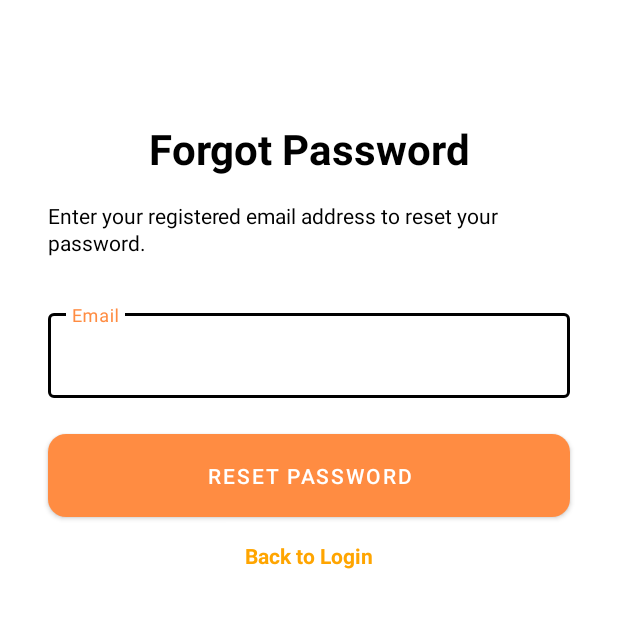
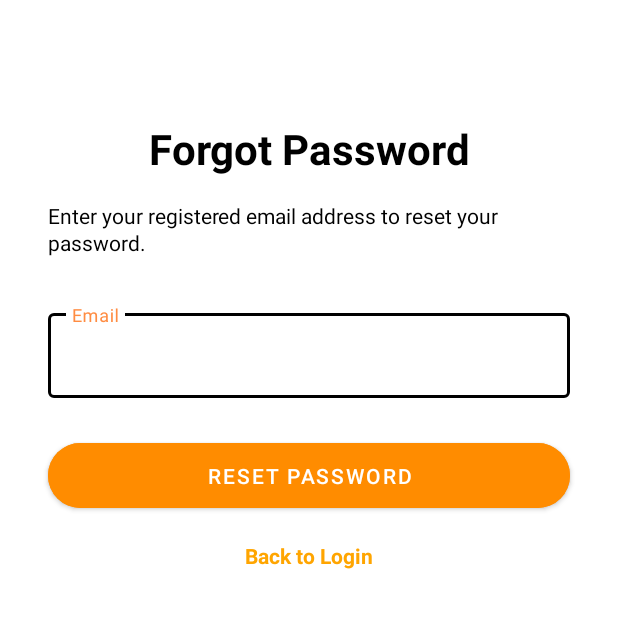
Before and after one commit to Tharushi111/PetBuddyApp, an Android app: the ForgotPasswordActivity screen opened directly, with no data from a screen before it, on a phone screen of 412 x 824 dp, the top half of it. Run offline under Robolectric (Android 15) with nearby library versions, the phone set to English and light mode, and no system bars.

Commit message:
add new files

```diff
--- a/app/src/main/res/layout/activity_feeding.xml
+++ b/app/src/main/res/layout/activity_feeding.xml
@@ -594,10 +594,11 @@
                 android:id="@+id/buttonMarkAsFed"
                 android:layout_width="match_parent"
                 android:layout_height="56dp"
-                android:background="@drawable/button_orange_gradient"
+                android:backgroundTint="@color/colorPrimary"
                 android:elevation="8dp"
                 android:text="Mark as Feed"
                 android:textColor="@android:color/white"
+                app:cornerRadius="16dp"
                 android:textSize="18sp"
                 android:textStyle="bold" />
 
--- a/app/src/main/res/layout/activity_forgot_password.xml
+++ b/app/src/main/res/layout/activity_forgot_password.xml
@@ -66,14 +66,15 @@
         android:id="@+id/resetButton"
         android:layout_width="0dp"
         android:layout_height="wrap_content"
+        android:layout_marginTop="24dp"
+        android:backgroundTint="@color/colorPrimary"
+        android:paddingVertical="12dp"
         android:text="Reset Password"
         android:textColor="@color/white"
-        android:background="@drawable/button_bg"
-        android:layout_marginTop="24dp"
-        android:paddingVertical="12dp"
-        app:layout_constraintTop_toBottomOf="@id/emailInputLayout"
+        app:cornerRadius="24dp"
+        app:layout_constraintEnd_toEndOf="@id/emailInputLayout"
         app:layout_constraintStart_toStartOf="@id/emailInputLayout"
-        app:layout_constraintEnd_toEndOf="@id/emailInputLayout"/>
+        app:layout_constraintTop_toBottomOf="@id/emailInputLayout" />
 
     <!-- Back to Login -->
     <TextView
--- a/app/src/main/res/layout/activity_login.xml
+++ b/app/src/main/res/layout/activity_login.xml
@@ -106,7 +106,7 @@
         android:layout_width="0dp"
         android:layout_height="wrap_content"
         android:layout_marginTop="24dp"
-        android:backgroundTint="@color/launch_gradient_start"
+        android:backgroundTint="@color/colorPrimary"
         android:paddingVertical="12dp"
         android:text="Login"
         android:textColor="@color/white"
--- a/app/src/main/res/layout/activity_medicine.xml
+++ b/app/src/main/res/layout/activity_medicine.xml
@@ -666,9 +666,10 @@
                         android:id="@+id/buttonGiveMedicine"
                         android:layout_width="match_parent"
                         android:layout_height="56dp"
-                        android:background="@drawable/button_purple_gradient"
+                        android:backgroundTint="@color/colorPrimary"
                         android:elevation="8dp"
                         android:text="Give Medicine"
+                        app:cornerRadius="24dp"
                         android:textColor="@android:color/white"
                         android:textSize="18sp"
                         android:textStyle="bold" />
--- a/app/src/main/res/layout/activity_signup.xml
+++ b/app/src/main/res/layout/activity_signup.xml
@@ -116,10 +116,11 @@
         android:layout_width="0dp"
         android:layout_height="wrap_content"
         android:layout_marginTop="24dp"
-        android:background="@color/colorPrimary"
+        android:backgroundTint="@color/colorPrimary"
         android:paddingVertical="12dp"
         android:text="Sign Up"
         android:textColor="@color/white"
+        app:cornerRadius="24dp"
         app:layout_constraintEnd_toEndOf="@id/emailInputLayout"
         app:layout_constraintStart_toStartOf="@id/emailInputLayout"
         app:layout_constraintTop_toBottomOf="@id/passwordInputLayout" />
@@ -138,7 +139,7 @@
         <TextView
             android:layout_width="wrap_content"
             android:layout_height="wrap_content"
-            android:text="Already have an account?"
+            android:text="@string/login_prompt"
             android:textColor="@color/black"
             android:textSize="14sp"/>
 
--- a/app/src/main/res/layout/activity_walking.xml
+++ b/app/src/main/res/layout/activity_walking.xml
@@ -669,10 +669,11 @@
                 android:id="@+id/buttonStartWalk"
                 android:layout_width="match_parent"
                 android:layout_height="56dp"
-                android:background="@drawable/button_green_gradient"
+                android:backgroundTint="@color/colorPrimary"
                 android:elevation="8dp"
                 android:text="Start Walk"
                 android:textColor="@android:color/white"
+                app:cornerRadius="24dp"
                 android:textSize="18sp"
                 android:textStyle="bold" />
 
```
Also changed, not shown: app/src/main/res/layout/activity_pet_details.xml (+11 -9 lines), app/src/main/res/values/colors.xml (+7 -12 lines).
